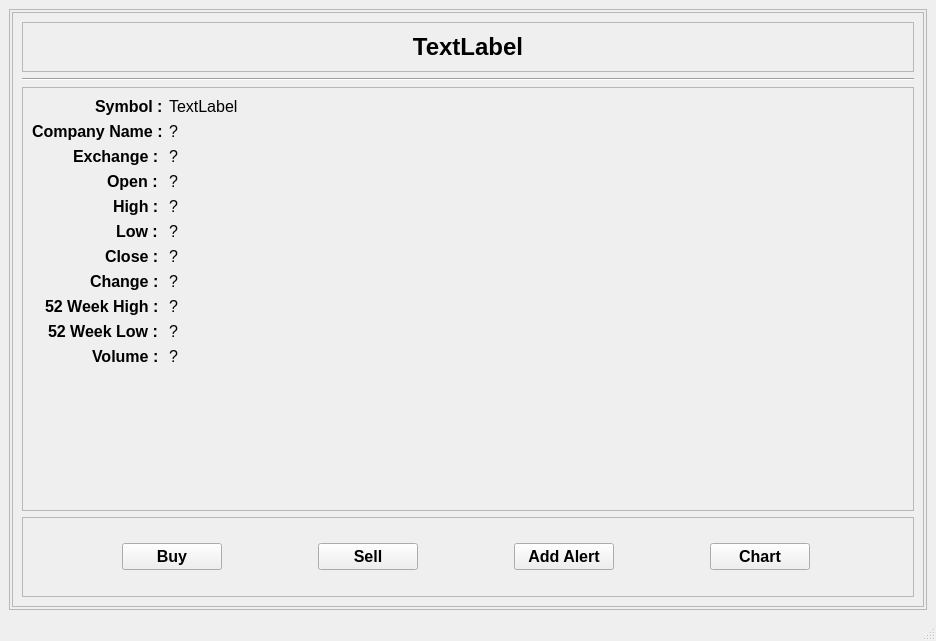
This is UIFiles/stockDetails.ui in ShubhamMandavkar/TYLiveProjectt-StockAutomationSystem as Qt 5 draws it before an edit. The edited form follows.
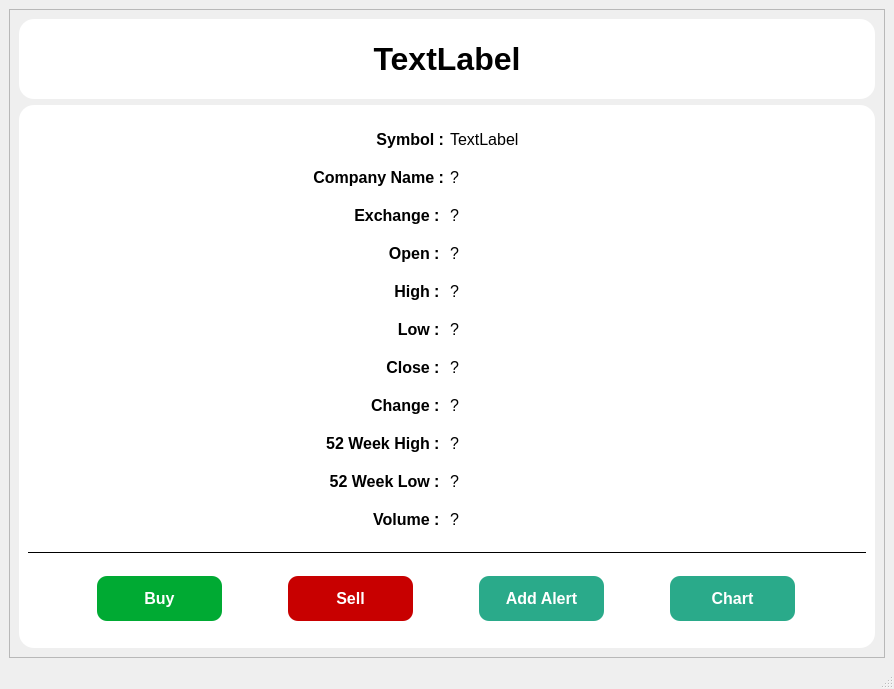
This is the edited form.

The edit to the form file:
```diff
--- a/UIFiles/stockDetails.ui
+++ b/UIFiles/stockDetails.ui
@@ -6,8 +6,8 @@
    <rect>
     <x>0</x>
     <y>0</y>
-    <width>936</width>
-    <height>641</height>
+    <width>894</width>
+    <height>689</height>
    </rect>
   </property>
   <property name="windowTitle">
@@ -16,76 +16,84 @@
   <widget class="QWidget" name="centralwidget">
    <layout class="QHBoxLayout" name="horizontalLayout">
     <item>
-     <widget class="QFrame" name="frame_2">
+     <widget class="QFrame" name="frame_4">
+      <property name="styleSheet">
+       <string notr="true">background-color: rgb(239, 239, 239);</string>
+      </property>
       <property name="frameShape">
        <enum>QFrame::StyledPanel</enum>
       </property>
       <property name="frameShadow">
        <enum>QFrame::Raised</enum>
       </property>
-      <layout class="QVBoxLayout" name="verticalLayout">
-       <property name="leftMargin">
-        <number>2</number>
-       </property>
-       <property name="topMargin">
-        <number>2</number>
-       </property>
-       <property name="rightMargin">
-        <number>2</number>
-       </property>
-       <property name="bottomMargin">
-        <number>2</number>
-       </property>
+      <layout class="QVBoxLayout" name="verticalLayout_2">
        <item>
-        <widget class="QFrame" name="frame_4">
+        <widget class="QFrame" name="frame_5">
+         <property name="maximumSize">
+          <size>
+           <width>16777215</width>
+           <height>80</height>
+          </size>
+         </property>
+         <property name="styleSheet">
+          <string notr="true">QFrame{
+	
+	border-radius : 15px;
+	background-color: #DC143C;
+	background-color: rgb(239, 22, 65);
+background-color: white;
+}
+</string>
+         </property>
          <property name="frameShape">
           <enum>QFrame::StyledPanel</enum>
          </property>
          <property name="frameShadow">
           <enum>QFrame::Raised</enum>
          </property>
-         <layout class="QVBoxLayout" name="verticalLayout_2">
+         <layout class="QHBoxLayout" name="horizontalLayout_2">
           <item>
-           <widget class="QFrame" name="frame_5">
-            <property name="maximumSize">
-             <size>
-              <width>16777215</width>
-              <height>50</height>
-             </size>
+           <widget class="QLabel" name="lblStkName">
+            <property name="font">
+             <font>
+              <pointsize>24</pointsize>
+              <bold>true</bold>
+             </font>
             </property>
-            <property name="frameShape">
-             <enum>QFrame::StyledPanel</enum>
+            <property name="styleSheet">
+             <string notr="true">QLabel{
+	color: rgb(0, 0, 0);
+}
+</string>
             </property>
-            <property name="frameShadow">
-             <enum>QFrame::Raised</enum>
+            <property name="text">
+             <string>TextLabel</string>
             </property>
-            <layout class="QHBoxLayout" name="horizontalLayout_2">
-             <item>
-              <widget class="QLabel" name="lblStkName">
-               <property name="font">
-                <font>
-                 <pointsize>18</pointsize>
-                 <bold>true</bold>
-                </font>
-               </property>
-               <property name="text">
-                <string>TextLabel</string>
-               </property>
-               <property name="alignment">
-                <set>Qt::AlignCenter</set>
-               </property>
-              </widget>
-             </item>
-            </layout>
-           </widget>
-          </item>
-          <item>
-           <widget class="Line" name="line">
-            <property name="orientation">
-             <enum>Qt::Horizontal</enum>
+            <property name="alignment">
+             <set>Qt::AlignCenter</set>
             </property>
            </widget>
           </item>
+         </layout>
+        </widget>
+       </item>
+       <item>
+        <widget class="QFrame" name="frame">
+         <property name="styleSheet">
+          <string notr="true">QFrame{
+	border-radius : 15px;
+	background-color: white;
+	color: black;
+}
+</string>
+         </property>
+         <property name="frameShape">
+          <enum>QFrame::StyledPanel</enum>
+         </property>
+         <property name="frameShadow">
+          <enum>QFrame::Raised</enum>
+         </property>
+         <layout class="QVBoxLayout" name="verticalLayout_3">
           <item>
            <widget class="QFrame" name="frame_6">
             <property name="layoutDirection">
@@ -97,11 +105,8 @@
             <property name="frameShadow">
              <enum>QFrame::Raised</enum>
             </property>
-            <layout class="QFormLayout" name="formLayout_2">
-             <property name="labelAlignment">
-              <set>Qt::AlignRight|Qt::AlignTrailing|Qt::AlignVCenter</set>
-             </property>
-             <item row="2" column="0">
+            <layout class="QGridLayout" name="gridLayout_2">
+             <item row="0" column="0">
               <widget class="QLabel" name="lblSymbol">
                <property name="sizePolicy">
                 <sizepolicy hsizetype="Preferred" vsizetype="Preferred">
@@ -122,11 +127,11 @@
                 <string>Symbol :</string>
                </property>
                <property name="alignment">
-                <set>Qt::AlignLeading|Qt::AlignLeft|Qt::AlignVCenter</set>
+                <set>Qt::AlignRight|Qt::AlignTrailing|Qt::AlignVCenter</set>
                </property>
               </widget>
              </item>
-             <item row="2" column="1">
+             <item row="0" column="1">
               <widget class="QLabel" name="lblSymbolVal">
                <property name="font">
                 <font>
@@ -139,7 +144,7 @@
                </property>
               </widget>
              </item>
-             <item row="3" column="0">
+             <item row="1" column="0">
               <widget class="QLabel" name="lblCompany">
                <property name="font">
                 <font>
@@ -150,9 +155,12 @@
                <property name="text">
                 <string>Company Name :</string>
                </property>
+               <property name="alignment">
+                <set>Qt::AlignRight|Qt::AlignTrailing|Qt::AlignVCenter</set>
+               </property>
               </widget>
              </item>
-             <item row="3" column="1">
+             <item row="1" column="1">
               <widget class="QLabel" name="lblCompanyVal">
                <property name="font">
                 <font>
@@ -164,7 +172,7 @@
                </property>
               </widget>
              </item>
-             <item row="4" column="0">
+             <item row="2" column="0">
               <widget class="QLabel" name="lblExchange">
                <property name="font">
                 <font>
@@ -175,9 +183,12 @@
                <property name="text">
                 <string>Exchange : </string>
                </property>
+               <property name="alignment">
+                <set>Qt::AlignRight|Qt::AlignTrailing|Qt::AlignVCenter</set>
+               </property>
               </widget>
              </item>
-             <item row="4" column="1">
+             <item row="2" column="1">
               <widget class="QLabel" name="lblExchangeVal">
                <property name="font">
                 <font>
@@ -189,7 +200,7 @@
                </property>
               </widget>
              </item>
-             <item row="5" column="0">
+             <item row="3" column="0">
               <widget class="QLabel" name="lblOpen">
                <property name="font">
                 <font>
@@ -200,9 +211,12 @@
                <property name="text">
                 <string>Open : </string>
                </property>
+               <property name="alignment">
+                <set>Qt::AlignRight|Qt::AlignTrailing|Qt::AlignVCenter</set>
+               </property>
               </widget>
              </item>
-             <item row="5" column="1">
+             <item row="3" column="1">
               <widget class="QLabel" name="lblOpenVal">
                <property name="font">
                 <font>
@@ -214,7 +228,7 @@
                </property>
               </widget>
              </item>
-             <item row="6" column="0">
+             <item row="4" column="0">
               <widget class="QLabel" name="lblHigh">
                <property name="font">
                 <font>
@@ -225,9 +239,12 @@
                <property name="text">
                 <string>High : </string>
                </property>
+               <property name="alignment">
+                <set>Qt::AlignRight|Qt::AlignTrailing|Qt::AlignVCenter</set>
+               </property>
               </widget>
              </item>
-             <item row="6" column="1">
+             <item row="4" column="1">
               <widget class="QLabel" name="lblHighVal">
                <property name="font">
                 <font>
@@ -239,7 +256,7 @@
                </property>
               </widget>
              </item>
-             <item row="7" column="0">
+             <item row="5" column="0">
               <widget class="QLabel" name="lblLow">
                <property name="font">
                 <font>
@@ -250,9 +267,12 @@
                <property name="text">
                 <string>Low : </string>
                </property>
+               <property name="alignment">
+                <set>Qt::AlignRight|Qt::AlignTrailing|Qt::AlignVCenter</set>
+               </property>
               </widget>
              </item>
-             <item row="7" column="1">
+             <item row="5" column="1">
               <widget class="QLabel" name="lblLowVal">
                <property name="font">
                 <font>
@@ -264,7 +284,7 @@
                </property>
               </widget>
              </item>
-             <item row="8" column="0">
+             <item row="6" column="0">
               <widget class="QLabel" name="lblClose">
                <property name="font">
                 <font>
@@ -276,11 +296,11 @@
                 <string>Close : </string>
                </property>
                <property name="alignment">
-                <set>Qt::AlignLeading|Qt::AlignLeft|Qt::AlignVCenter</set>
+                <set>Qt::AlignRight|Qt::AlignTrailing|Qt::AlignVCenter</set>
                </property>
               </widget>
              </item>
-             <item row="8" column="1">
+             <item row="6" column="1">
               <widget class="QLabel" name="lblCloseVal">
                <property name="font">
                 <font>
@@ -292,7 +312,7 @@
                </property>
               </widget>
              </item>
-             <item row="9" column="0">
+             <item row="7" column="0">
               <widget class="QLabel" name="lblChange">
                <property name="font">
                 <font>
@@ -303,9 +323,12 @@
                <property name="text">
                 <string>Change : </string>
                </property>
+               <property name="alignment">
+                <set>Qt::AlignRight|Qt::AlignTrailing|Qt::AlignVCenter</set>
+               </property>
               </widget>
              </item>
-             <item row="9" column="1">
+             <item row="7" column="1">
               <widget class="QLabel" name="lblChangeVal">
                <property name="font">
                 <font>
@@ -317,7 +340,7 @@
                </property>
               </widget>
              </item>
-             <item row="10" column="0">
+             <item row="8" column="0">
               <widget class="QLabel" name="lbl52wkHigh">
                <property name="font">
                 <font>
@@ -328,9 +351,12 @@
                <property name="text">
                 <string>52 Week High : </string>
                </property>
+               <property name="alignment">
+                <set>Qt::AlignRight|Qt::AlignTrailing|Qt::AlignVCenter</set>
+               </property>
               </widget>
              </item>
-             <item row="10" column="1">
+             <item row="8" column="1">
               <widget class="QLabel" name="lbl52wkHighVal">
                <property name="font">
                 <font>
@@ -342,7 +368,7 @@
                </property>
               </widget>
              </item>
-             <item row="11" column="0">
+             <item row="9" column="0">
               <widget class="QLabel" name="lbl52wkLow">
                <property name="font">
                 <font>
@@ -353,9 +379,12 @@
                <property name="text">
                 <string>52 Week Low : </string>
                </property>
+               <property name="alignment">
+                <set>Qt::AlignRight|Qt::AlignTrailing|Qt::AlignVCenter</set>
+               </property>
               </widget>
              </item>
-             <item row="11" column="1">
+             <item row="9" column="1">
               <widget class="QLabel" name="lbl52wkLowVal">
                <property name="font">
                 <font>
@@ -367,7 +396,7 @@
                </property>
               </widget>
              </item>
-             <item row="12" column="0">
+             <item row="10" column="0">
               <widget class="QLabel" name="lblVolume">
                <property name="font">
                 <font>
@@ -381,9 +410,12 @@
                <property name="text">
                 <string>Volume : </string>
                </property>
+               <property name="alignment">
+                <set>Qt::AlignRight|Qt::AlignTrailing|Qt::AlignVCenter</set>
+               </property>
               </widget>
              </item>
-             <item row="12" column="1">
+             <item row="10" column="1">
               <widget class="QLabel" name="lblVolumeVal">
                <property name="font">
                 <font>
@@ -398,6 +430,18 @@
             </layout>
            </widget>
           </item>
+          <item>
+           <widget class="Line" name="line_2">
+            <property name="styleSheet">
+             <string notr="true">QFrame{
+	border-bottom: 1px solid black;
+}</string>
+            </property>
+            <property name="orientation">
+             <enum>Qt::Horizontal</enum>
+            </property>
+           </widget>
+          </item>
           <item>
            <widget class="QFrame" name="frame_7">
             <property name="maximumSize">
@@ -413,49 +457,17 @@
              <enum>QFrame::Raised</enum>
             </property>
             <layout class="QGridLayout" name="gridLayout">
-             <item row="0" column="0">
-              <widget class="QPushButton" name="btnBuy">
-               <property name="maximumSize">
-                <size>
-                 <width>100</width>
-                 <height>16777215</height>
-                </size>
-               </property>
-               <property name="font">
-                <font>
-                 <pointsize>12</pointsize>
-                 <bold>true</bold>
-                </font>
-               </property>
-               <property name="text">
-                <string>Buy</string>
-               </property>
-              </widget>
-             </item>
-             <item row="0" column="2">
-              <widget class="QPushButton" name="btnAlert">
-               <property name="maximumSize">
-                <size>
-                 <width>100</width>
-                 <height>16777215</height>
-                </size>
-               </property>
-               <property name="font">
-                <font>
-                 <pointsize>12</pointsize>
-                 <bold>true</bold>
-                </font>
-               </property>
-               <property name="text">
-                <string>Add Alert</string>
-               </property>
-              </widget>
-             </item>
-             <item row="0" column="3">
+             <item row="1" column="3">
               <widget class="QPushButton" name="btnChart">
+               <property name="minimumSize">
+                <size>
+                 <width>0</width>
+                 <height>45</height>
+                </size>
+               </property>
                <property name="maximumSize">
                 <size>
-                 <width>100</width>
+                 <width>125</width>
                  <height>16777215</height>
                 </size>
                </property>
@@ -465,16 +477,73 @@
                  <bold>true</bold>
                 </font>
                </property>
+               <property name="styleSheet">
+                <string notr="true">QPushButton{
+	background-color: #2AAA8A;
+	color: rgb(255, 255, 255);
+	border-radius : 10px;
+	padding: 5px;	
+}
+
+QPushButton:hover{
+	background-color: rgb(46, 186, 151);
+	color: rgb(0, 0, 0);
+}</string>
+               </property>
                <property name="text">
                 <string>Chart</string>
                </property>
               </widget>
              </item>
-             <item row="0" column="1">
+             <item row="1" column="0">
+              <widget class="QPushButton" name="btnBuy">
+               <property name="minimumSize">
+                <size>
+                 <width>60</width>
+                 <height>45</height>
+                </size>
+               </property>
+               <property name="maximumSize">
+                <size>
+                 <width>125</width>
+                 <height>16777215</height>
+                </size>
+               </property>
+               <property name="font">
+                <font>
+                 <pointsize>12</pointsize>
+                 <bold>true</bold>
+                </font>
+               </property>
+               <property name="styleSheet">
+                <string notr="true">QPushButton{
+	background-color: #00aa33;
+	color: rgb(255, 255, 255);
+	border-radius : 10px;
+	padding: 5px;	
+}
+
+QPushButton:hover{
+	background-color: #0fff50;
+	color: rgb(0, 0, 0);
+}</string>
+               </property>
+               <property name="text">
+                <string>Buy</string>
+               </property>
+              </widget>
+             </item>
+             <item row="1" column="1">
               <widget class="QPushButton" name="btnSell">
+               <property name="minimumSize">
+                <size>
+                 <width>0</width>
+                 <height>45</height>
+                </size>
+               </property>
                <property name="maximumSize">
                 <size>
-                 <width>100</width>
+                 <width>125</width>
                  <height>16777215</height>
                 </size>
                </property>
@@ -484,11 +553,63 @@
                  <bold>true</bold>
                 </font>
                </property>
+               <property name="styleSheet">
+                <string notr="true">QPushButton{
+	background-color: rgb(200, 0, 0);
+	color: rgb(255, 255, 255);
+	border-radius : 10px;
+	padding: 5px;	
+}
+
+QPushButton:hover{
+	background-color: #FF3131;
+	color: rgb(0, 0, 0);
+}</string>
+               </property>
                <property name="text">
                 <string>Sell</string>
                </property>
               </widget>
              </item>
+             <item row="1" column="2">
+              <widget class="QPushButton" name="btnAlert">
+               <property name="minimumSize">
+                <size>
+                 <width>0</width>
+                 <height>45</height>
+                </size>
+               </property>
+               <property name="maximumSize">
+                <size>
+                 <width>125</width>
+                 <height>16777215</height>
+                </size>
+               </property>
+               <property name="font">
+                <font>
+                 <pointsize>12</pointsize>
+                 <bold>true</bold>
+                </font>
+               </property>
+               <property name="styleSheet">
+                <string notr="true">QPushButton{
+	background-color: #2AAA8A;
+	color: rgb(255, 255, 255);
+	border-radius : 10px;
+	padding: 5px;	
+}
+
+QPushButton:hover{
+	background-color: #29a788;
+	background-color: rgb(46, 186, 151);
+	color: rgb(0, 0, 0);
+}</string>
+               </property>
+               <property name="text">
+                <string>Add Alert</string>
+               </property>
+              </widget>
+             </item>
             </layout>
            </widget>
           </item>
@@ -505,7 +626,7 @@
     <rect>
      <x>0</x>
      <y>0</y>
-     <width>936</width>
+     <width>894</width>
      <height>25</height>
     </rect>
    </property>
```
